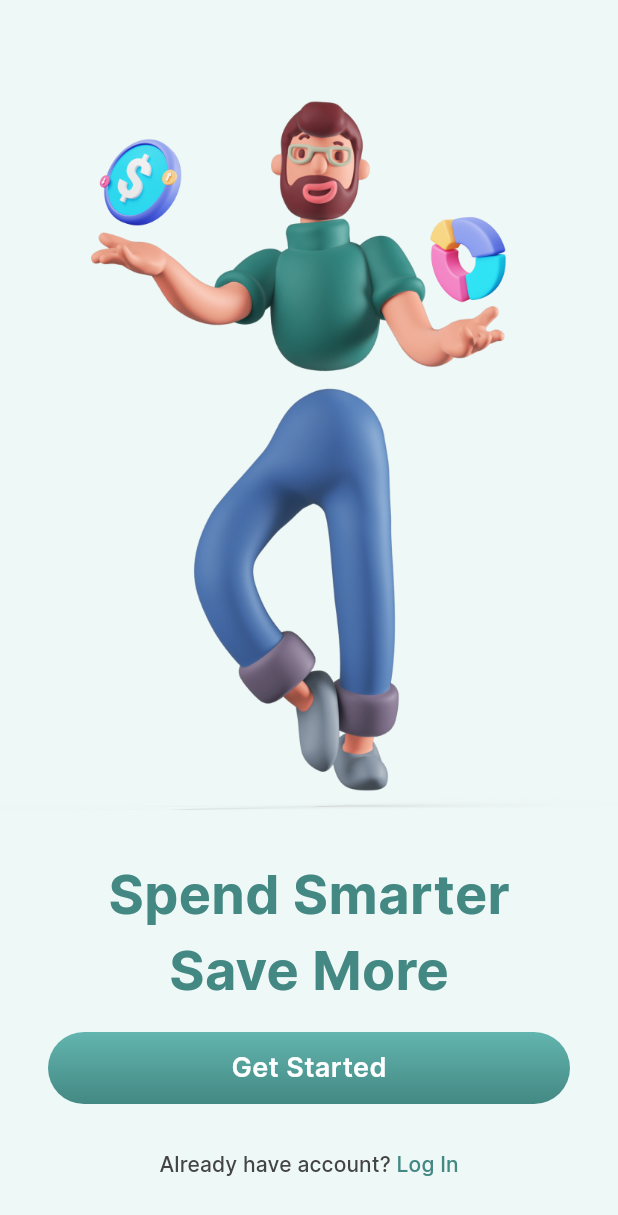
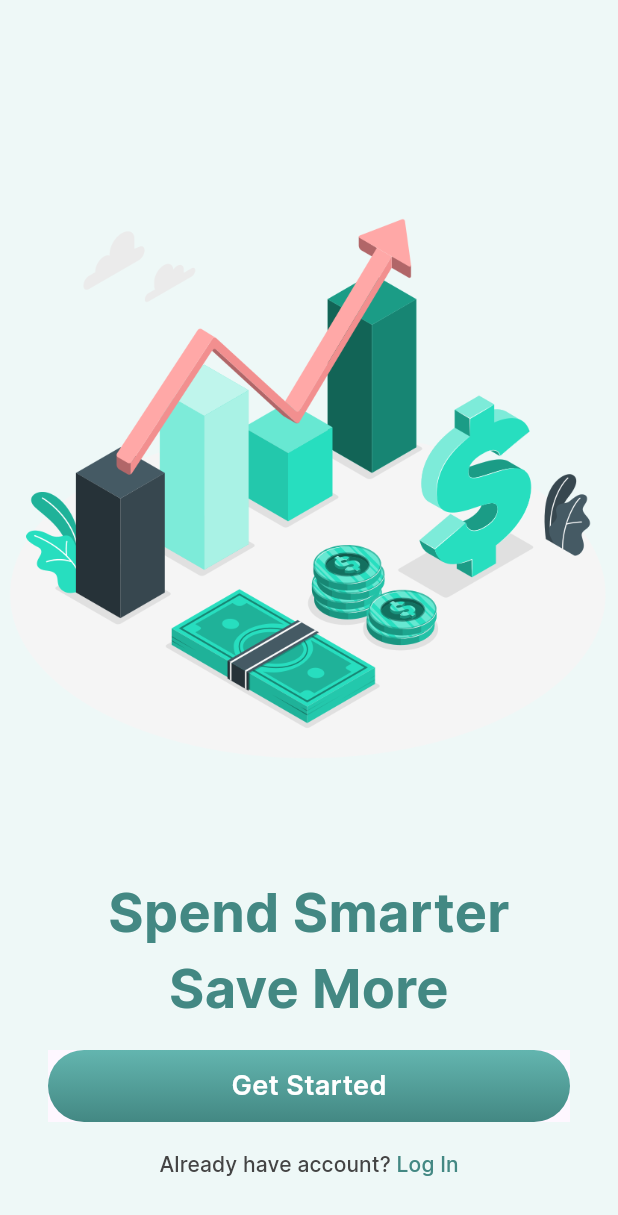
Before and after one commit to cyllac/financy_app, a Flutter app: the OnboardingPage screen opened directly, on a phone screen of 412 x 824 dp. Shown: the top 1215 px of the screen. Run offline on Flutter 3.47's test engine with Material 3 defaults, Android fonts, the phone set to English and light mode, and no system bars.

```diff
--- a/lib/app.dart
+++ b/lib/app.dart
@@ -1,4 +1,6 @@
+import 'package:financy_app/common/themes/default_theme.dart';
 import 'package:financy_app/features/onboarding/onboarding_page.dart';
+import 'package:financy_app/features/sign_up/sign_up_page.dart';
 import 'package:financy_app/features/splash/splash_page.dart';
 import 'package:flutter/material.dart';
 
@@ -8,7 +10,8 @@ class App extends StatelessWidget {
   @override
   Widget build(BuildContext context) {
     return MaterialApp(
-      home: OnboardingPage(),
+      //theme: defaultTheme,
+      home: SignUpPage(),
     );
   }
 }
--- a/lib/common/constants/app_colors.dart
+++ b/lib/common/constants/app_colors.dart
@@ -3,8 +3,8 @@ import 'dart:ui';
 class AppColors {
   AppColors._();
 
-  static const Color greenlightOne = Color(0xFF63B5AF);
-  static const Color greenlightTwo = Color(0xFF438883);
+  static const Color greenOne = Color(0xFF63B5AF);
+  static const Color greenTwo = Color(0xFF438883);
   static const List<Color> greenGradient = [
     Color(0xFF63B5AF),
     Color(0xFF438883)
@@ -15,5 +15,6 @@ class AppColors {
   ];
   static const Color white = Color(0xFFFFFFFF);
   static const Color iceWhite = Color(0xFFEEF8F7);
-  static const Color grey = Color(0xFF444444);
+  static const Color darkGrey = Color(0xFF444444);
+  static const Color grey = Color(0xFF666666);
 }
--- a/lib/common/constants/app_text_styles.dart
+++ b/lib/common/constants/app_text_styles.dart
@@ -15,15 +15,33 @@ class AppTextStyles {
     fontWeight: FontWeight.w700,
   );
 
+  static const TextStyle mediumText18 = TextStyle(
+    fontFamily: 'Inter',
+    fontSize: 18.0,
+    fontWeight: FontWeight.w600,
+  );
+
   static const TextStyle smallText = TextStyle(
     fontFamily: 'Inter',
     fontSize: 14.0,
     fontWeight: FontWeight.w500,
   );
 
-  static const TextStyle mediumText18 = TextStyle(
+  static const TextStyle inputText = TextStyle(
     fontFamily: 'Inter',
-    fontSize: 18.0,
-    fontWeight: FontWeight.w600,
+    fontSize: 14.0,
+    fontWeight: FontWeight.w500,
+  );
+
+  static const TextStyle inputLabelText = TextStyle(
+    fontFamily: 'Inter',
+    fontSize: 14.0,
+    fontWeight: FontWeight.w400,
+  );
+
+  static const TextStyle inputHintText = TextStyle(
+    fontFamily: 'Inter',
+    fontSize: 12.0,
+    fontWeight: FontWeight.w400,
   );
 }
--- /dev/null
+++ b/lib/common/themes/default_theme.dart
@@ -0,0 +1,9 @@
+import 'package:flutter/material.dart';
+
+final defaultTheme = ThemeData(
+        inputDecorationTheme: InputDecorationTheme(
+          focusedBorder: OutlineInputBorder(
+            borderSide: BorderSide(color: Colors.red),
+          ),
+        ),
+      );
--- a/lib/common/widgets/primary_button.dart
+++ b/lib/common/widgets/primary_button.dart
@@ -19,7 +19,8 @@ class PrimaryButton extends StatelessWidget {
 
   @override
   Widget build(BuildContext context) {
-    return Ink(
+    return Material(
+      child: Ink(
         height: 48.0,
         decoration: BoxDecoration(
           borderRadius: _borderRadius,
@@ -36,7 +37,9 @@ class PrimaryButton extends StatelessWidget {
           child: Align(
             child: Text(
               text,
-            style: AppTextStyles.mediumText18.copyWith(color: AppColors.white),
+              style:
+                  AppTextStyles.mediumText18.copyWith(color: AppColors.white),
+            ),
           ),
         ),
       ),
--- a/lib/features/onboarding/onboarding_page.dart
+++ b/lib/features/onboarding/onboarding_page.dart
@@ -14,28 +14,28 @@ class OnboardingPage extends StatelessWidget {
   Widget build(BuildContext context) {
     return Scaffold(
       backgroundColor: AppColors.iceWhite,
-      body: Align(
-        child: Column(
+      body: Column(
         children: [
           const SizedBox(height: 48.0),
           Expanded(
-              flex: 2,
-              child: Image.asset('assets/images/man.png'),
+            child: Image.asset('assets/images/onboarding_image.png'),
           ),
           Text(
             'Spend Smarter',
-              style: AppTextStyles.mediumText
-                  .copyWith(color: AppColors.greenlightTwo),
+            textAlign: TextAlign.center,
+            style: AppTextStyles.mediumText.copyWith(color: AppColors.greenTwo),
           ),
           Text(
             'Save More',
-              style: AppTextStyles.mediumText
-                  .copyWith(color: AppColors.greenlightTwo),
+            textAlign: TextAlign.center,
+            style: AppTextStyles.mediumText.copyWith(color: AppColors.greenTwo),
           ),
           Padding(
-              padding: const EdgeInsets.symmetric(
-                horizontal: 32.0,
-                vertical: 16.0,
+            padding: const EdgeInsets.only(
+              left: 32.0,
+              right: 32.0,
+              top: 16.0,
+              bottom: 4.0,
             ),
             child: PrimaryButton(
               text: 'Get Started',
@@ -48,19 +48,18 @@ class OnboardingPage extends StatelessWidget {
               Text(
                 'Already have account? ',
                 style:
-                      AppTextStyles.smallText.copyWith(color: AppColors.grey),
+                    AppTextStyles.smallText.copyWith(color: AppColors.darkGrey),
               ),
               Text(
                 'Log In',
-                  style: AppTextStyles.smallText
-                      .copyWith(color: AppColors.greenlightTwo),
+                style:
+                    AppTextStyles.smallText.copyWith(color: AppColors.greenTwo),
               ),
             ],
           ),
           const SizedBox(height: 24.0),
         ],
       ),
-      ),
     );
   }
 }
```
Also changed, not shown: lib/common/utils/uppercase_text_formatter.dart (added, +14 -0 lines), lib/common/widgets/custom_text_form_field.dart (added, +81 -0 lines), lib/common/widgets/password_form_field.dart (added, +55 -0 lines), assets/images/onboarding_image.png (added), assets/images/sign_up_image.png (added). Lines whose indentation alone changed are shown as unchanged.
